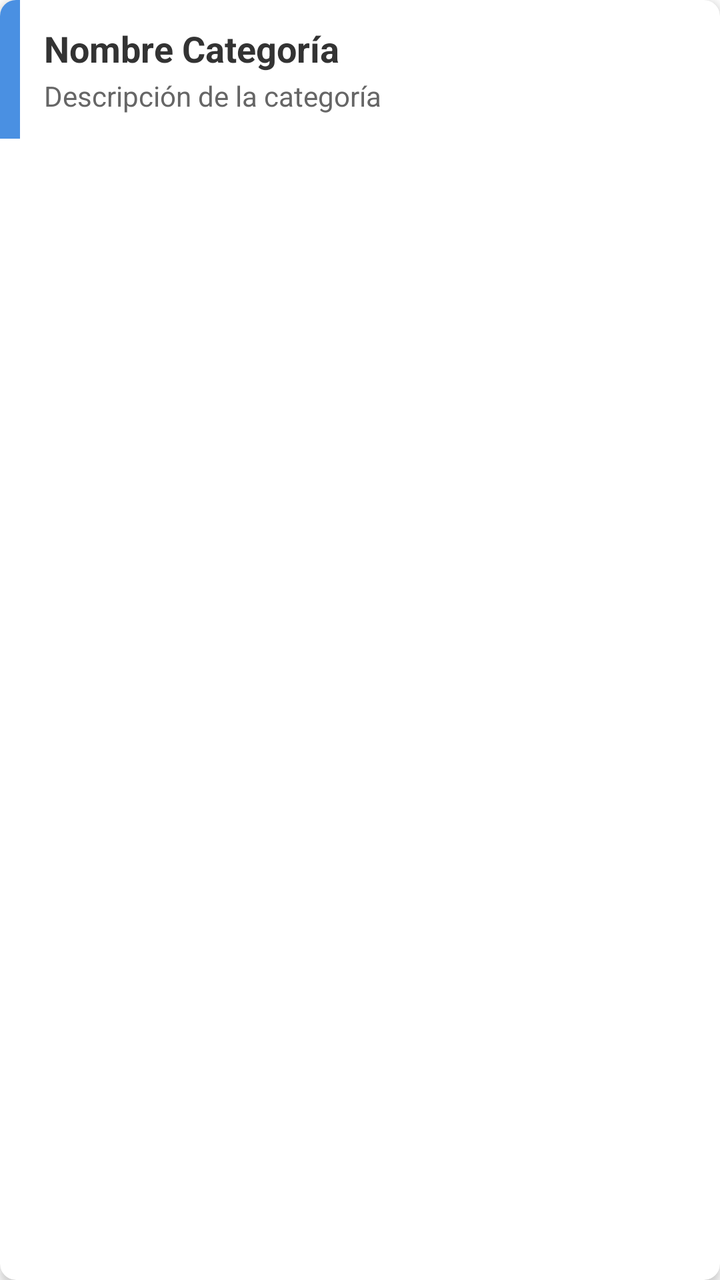
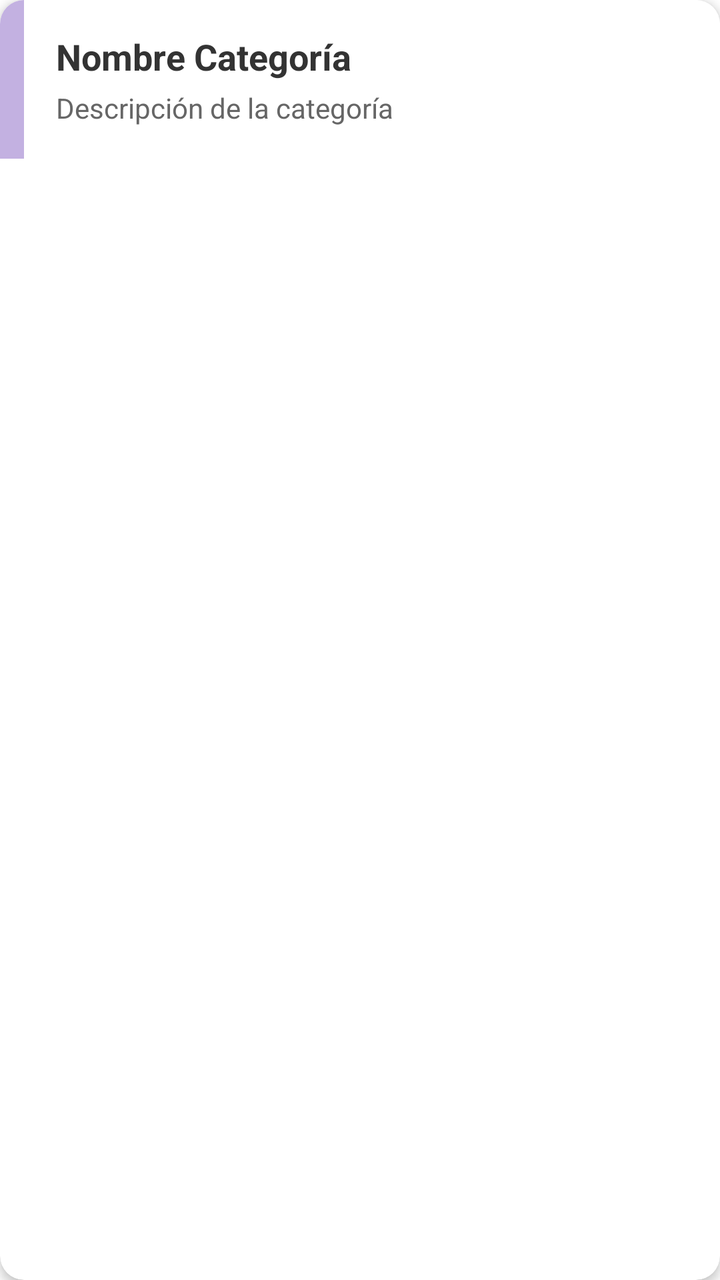

An Android layout rendered at two revisions. The XML below is the earlier revision; the diff shows what the commit changed to produce the second picture.
<!-- AndroidManifest.xml: application theme Theme.MaterialComponents.DayNight.NoActionBar -->
<!-- res/layout/item_categoria.xml -->
<?xml version="1.0" encoding="utf-8"?>
<androidx.cardview.widget.CardView xmlns:android="http://schemas.android.com/apk/res/android"
    xmlns:app="http://schemas.android.com/apk/res-auto"
    android:layout_width="match_parent"
    android:layout_height="wrap_content"
    android:layout_marginHorizontal="8dp"
    android:layout_marginVertical="4dp"
    app:cardCornerRadius="8dp"
    app:cardElevation="3dp">

    <LinearLayout
        android:layout_width="match_parent"
        android:layout_height="wrap_content"
        android:orientation="horizontal">

        
        <View
            android:id="@+id/viewColorBarra"
            android:layout_width="10dp"
            android:layout_height="match_parent"
            android:background="#4A90E2" />

        <LinearLayout
            android:layout_width="match_parent"
            android:layout_height="wrap_content"
            android:orientation="vertical"
            android:padding="12dp">

            <TextView
                android:id="@+id/tvNombre"
                android:layout_width="wrap_content"
                android:layout_height="wrap_content"
                android:text="Nombre Categoría"
                android:textColor="#333333"
                android:textSize="18sp"
                android:textStyle="bold" />

            <TextView
                android:id="@+id/tvDescripcion"
                android:layout_width="wrap_content"
                android:layout_height="wrap_content"
                android:layout_marginTop="2dp"
                android:text="Descripción de la categoría"
                android:textColor="#666666"
                android:textSize="14sp" />
        </LinearLayout>
    </LinearLayout>
</androidx.cardview.widget.CardView>
<!-- resources referenced by this layout -->
<resources>

</resources>

<!-- the commit's change to res/layout/item_categoria.xml (unified diff, before → after) -->
@@ -4,27 +4,29 @@
     android:layout_width="match_parent"
     android:layout_height="wrap_content"
     android:layout_marginHorizontal="8dp"
-    android:layout_marginVertical="4dp"
-    app:cardCornerRadius="8dp"
+    android:layout_marginVertical="6dp"
+    app:cardBackgroundColor="#FFFFFF"
+    app:cardCornerRadius="12dp"
     app:cardElevation="3dp">
 
     <LinearLayout
         android:layout_width="match_parent"
         android:layout_height="wrap_content"
-        android:orientation="horizontal">
+        android:orientation="horizontal"
+        android:background="#FFFFFF">
 
         
         <View
             android:id="@+id/viewColorBarra"
-            android:layout_width="10dp"
+            android:layout_width="12dp"
             android:layout_height="match_parent"
-            android:background="#4A90E2" />
+            android:background="#C3B1E1" />
 
         <LinearLayout
             android:layout_width="match_parent"
             android:layout_height="wrap_content"
             android:orientation="vertical"
-            android:padding="12dp">
+            android:padding="16dp">
 
             <TextView
                 android:id="@+id/tvNombre"
@@ -39,7 +41,7 @@
                 android:id="@+id/tvDescripcion"
                 android:layout_width="wrap_content"
                 android:layout_height="wrap_content"
-                android:layout_marginTop="2dp"
+                android:layout_marginTop="4dp"
                 android:text="Descripción de la categoría"
                 android:textColor="#666666"
                 android:textSize="14sp" />
